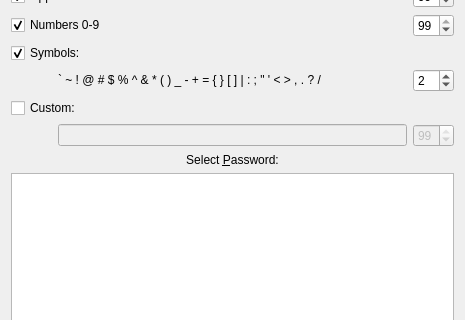
Qt form qt_ui/password_generation_dialog.ui (evpo/EncryptPad) before a commit; both pictures show x 0 to 465 and y 113 to 433 of the 465 by 570 pixel window.
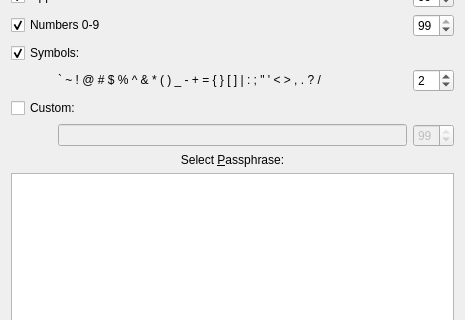
The same form after that commit.

Commit message: All passwords because passphrases except in file names. WIP

The edit to the form file:
```diff
--- a/qt_ui/password_generation_dialog.ui
+++ b/qt_ui/password_generation_dialog.ui
@@ -278,7 +278,7 @@
      <item row="10" column="1">
       <widget class="QLabel" name="label_4">
        <property name="text">
-        <string>Select &amp;Password:</string>
+        <string>Select &amp;Passphrase:</string>
        </property>
        <property name="alignment">
         <set>Qt::AlignCenter</set>
```
Left out of the diff: 26 changed lines with no effect on the pictures. The commit also changes 35 other files.
